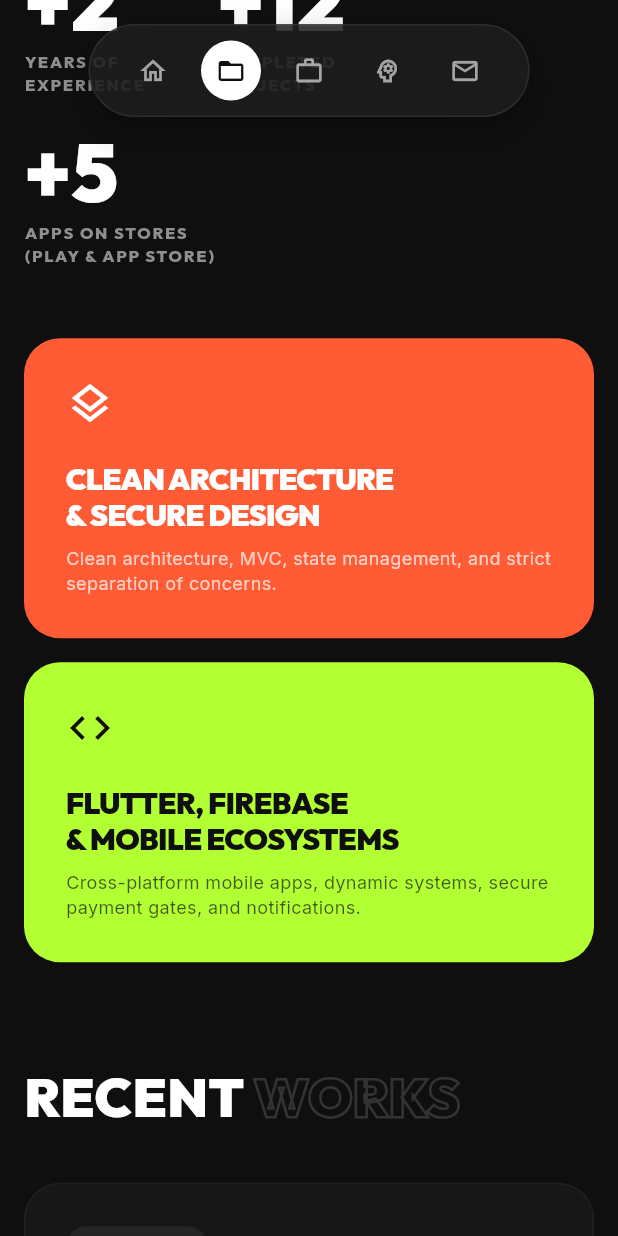
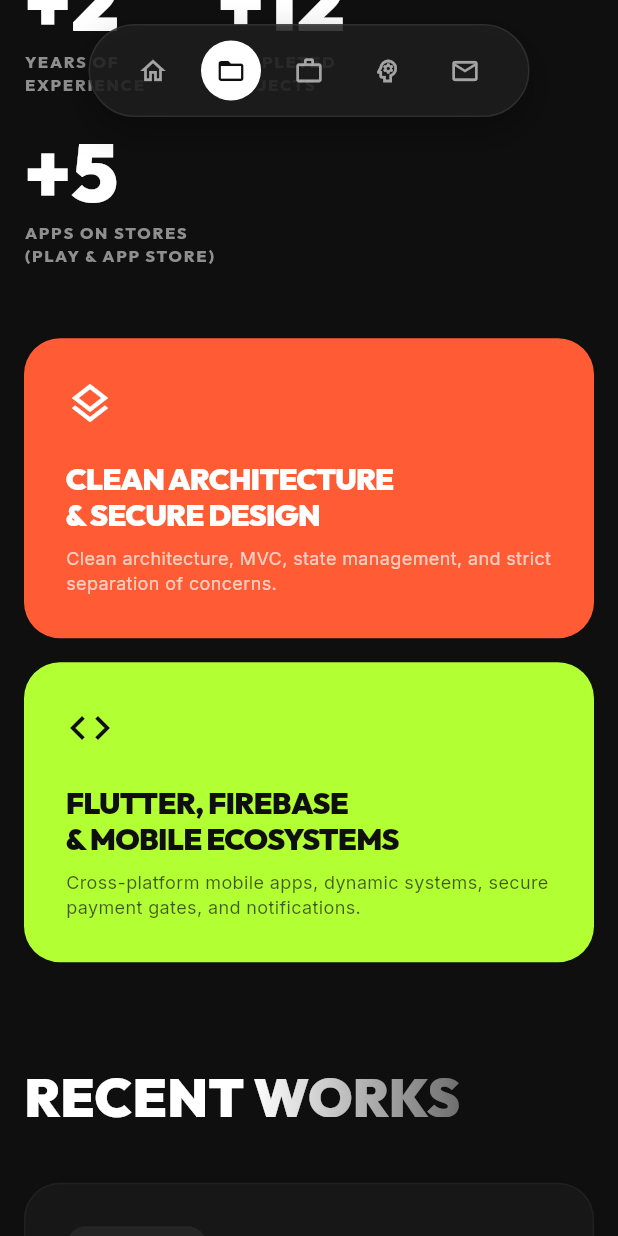
Before and after one commit to premmoparthi0829-hash/prem_portfolio, a Flutter app: the screen it shows after launch, scrolled down 1152 dp, on a phone screen of 412 x 824 dp. Run offline on Flutter 3.47's test engine with Material 3 defaults, Android fonts, the phone set to English and light mode, and no system bars; our stand-ins replace google_fonts, simple_icons; statements that could not run were skipped.

Commit message:
style added

```diff
--- a/lib/main.dart
+++ b/lib/main.dart
@@ -400,15 +400,14 @@
                 color: Colors.white,
               ),
             ),
-            Text(
+            GradientText(
               "WORKS",
+              gradient: LinearGradient(
+                colors: [Colors.white, Colors.white.withOpacity(0.4)],
+              ),
               style: GoogleFonts.outfit(
                 fontSize: 36,
                 fontWeight: FontWeight.w900,
-                foreground: Paint()
-                  ..style = PaintingStyle.stroke
-                  ..strokeWidth = 1.5
-                  ..color = Colors.white.withOpacity(0.15),
               ),
             ),
           ],
@@ -553,15 +552,14 @@
                 color: Colors.white,
               ),
             ),
-            Text(
+            GradientText(
               "EXPERIENCE",
+              gradient: LinearGradient(
+                colors: [Colors.white, Colors.white.withOpacity(0.4)],
+              ),
               style: GoogleFonts.outfit(
                 fontSize: 36,
                 fontWeight: FontWeight.w900,
-                foreground: Paint()
-                  ..style = PaintingStyle.stroke
-                  ..strokeWidth = 1.5
-                  ..color = Colors.white.withOpacity(0.15),
               ),
             ),
           ],
@@ -607,15 +605,14 @@
                 color: Colors.white,
               ),
             ),
-            Text(
+            GradientText(
               "SPECIALIZATION",
+              gradient: LinearGradient(
+                colors: [Colors.white, Colors.white.withOpacity(0.4)],
+              ),
               style: GoogleFonts.outfit(
                 fontSize: 36,
                 fontWeight: FontWeight.w900,
-                foreground: Paint()
-                  ..style = PaintingStyle.stroke
-                  ..strokeWidth = 1.5
-                  ..color = Colors.white.withOpacity(0.15),
               ),
             ),
           ],
@@ -804,15 +801,14 @@
                 color: Colors.white,
               ),
             ),
-            Text(
+            GradientText(
               "TOUCH",
+              gradient: LinearGradient(
+                colors: [Colors.white, Colors.white.withOpacity(0.4)],
+              ),
               style: GoogleFonts.outfit(
                 fontSize: 36,
                 fontWeight: FontWeight.w900,
-                foreground: Paint()
-                  ..style = PaintingStyle.stroke
-                  ..strokeWidth = 1.5
-                  ..color = Colors.white.withOpacity(0.15),
               ),
             ),
           ],
```
